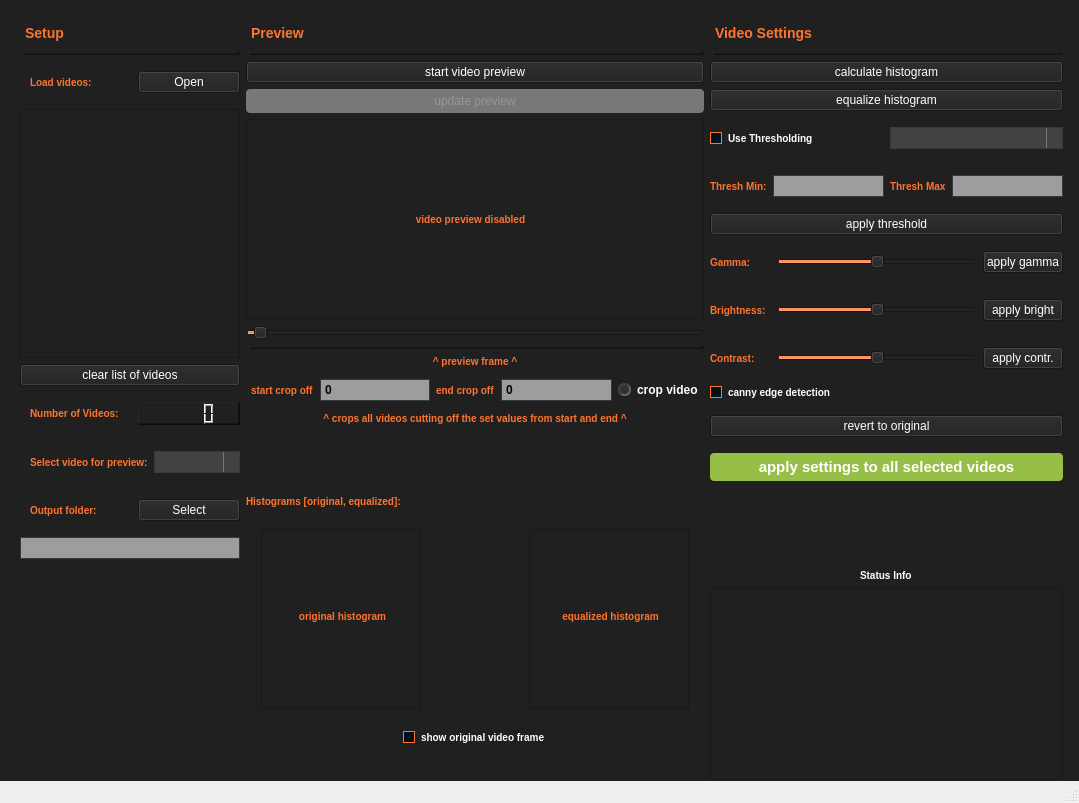
Old version of the form qt_gui/videoEnhancer.ui in the repository JojoReikun/VideoSmith.
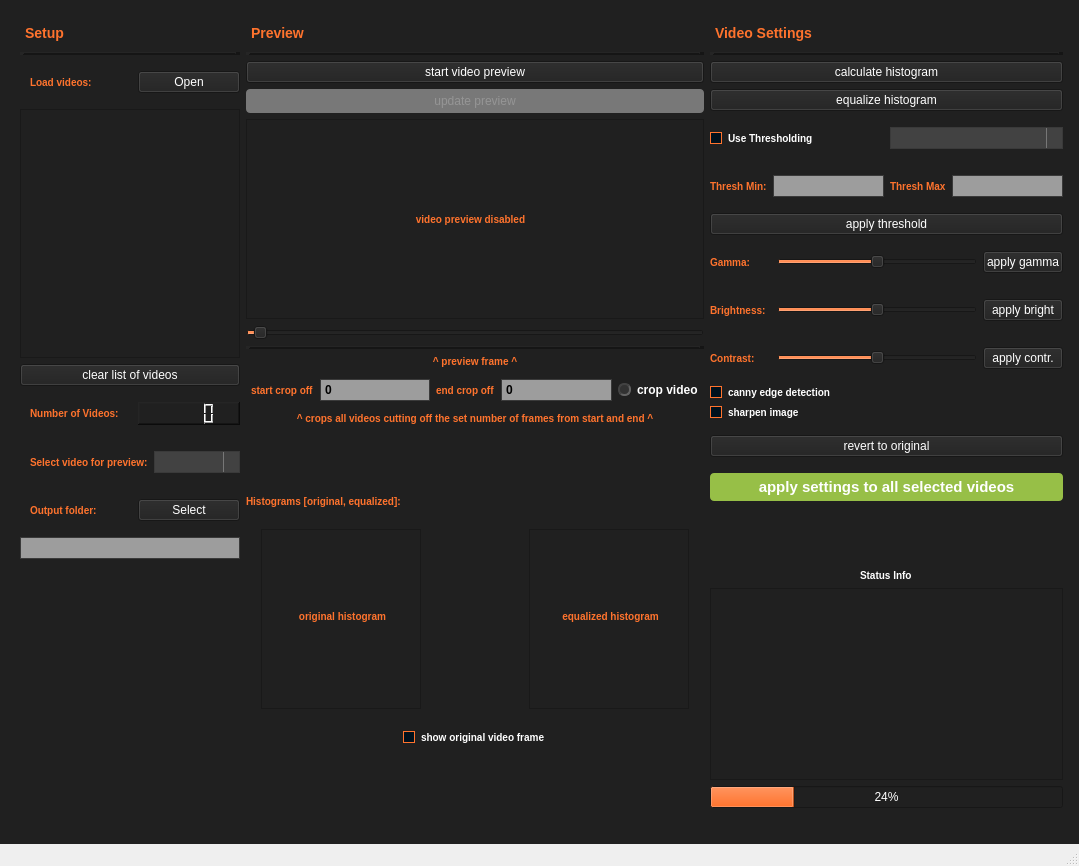
New version of the form. Icons and pictures are not drawn.

Patch:
```diff
--- a/qt_gui/videoEnhancer.ui
+++ b/qt_gui/videoEnhancer.ui
@@ -7,7 +7,7 @@
     <x>0</x>
     <y>0</y>
     <width>1079</width>
-    <height>803</height>
+    <height>866</height>
    </rect>
   </property>
   <property name="windowTitle">
@@ -1282,7 +1282,7 @@
        <item>
         <widget class="QLabel" name="mid_label_cropVideos">
          <property name="text">
-          <string>^ crops all videos cutting off the set values from start and end ^</string>
+          <string>^ crops all videos cutting off the set number of frames from start and end ^</string>
          </property>
          <property name="alignment">
           <set>Qt::AlignCenter</set>
@@ -1749,6 +1749,13 @@
          </property>
         </widget>
        </item>
+       <item>
+        <widget class="QCheckBox" name="right_checkBox_sharpen">
+         <property name="text">
+          <string>sharpen image</string>
+         </property>
+        </widget>
+       </item>
        <item>
         <spacer name="verticalSpacer_8">
          <property name="orientation">
```
